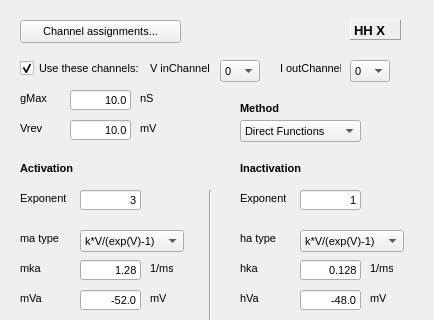
Old version of the form src/gui/AlphaBetaHHDlg.ui in the repository CompEphys-team/stdpc; both pictures show x 0 to 434 and y 0 to 320 of the 434 by 539 pixel window.
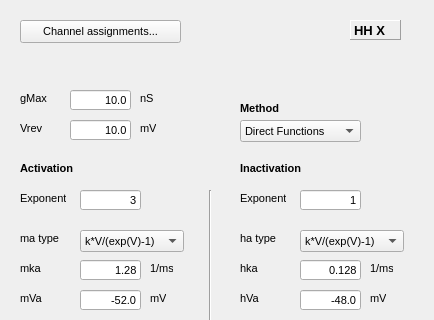
New version of the form.

Commit message:
Deprecated legacy channel assignments for good
GUI changes are limited to removing legacy elements in preparation for
in-dialog channel assignments

Patch:
```diff
--- a/src/gui/AlphaBetaHHDlg.ui
+++ b/src/gui/AlphaBetaHHDlg.ui
@@ -83,58 +83,6 @@
     <string>HH X</string>
    </property>
   </widget>
-  <widget class="QComboBox" name="VChannelCombo">
-   <property name="geometry">
-    <rect>
-     <x>220</x>
-     <y>60</y>
-     <width>40</width>
-     <height>22</height>
-    </rect>
-   </property>
-   <property name="font">
-    <font>
-     <pointsize>8</pointsize>
-     <weight>50</weight>
-     <bold>false</bold>
-    </font>
-   </property>
-   <item>
-    <property name="text">
-     <string>0</string>
-    </property>
-   </item>
-   <item>
-    <property name="text">
-     <string>1</string>
-    </property>
-   </item>
-   <item>
-    <property name="text">
-     <string>SG</string>
-    </property>
-   </item>
-  </widget>
-  <widget class="QLabel" name="label_2">
-   <property name="geometry">
-    <rect>
-     <x>150</x>
-     <y>60</y>
-     <width>61</width>
-     <height>16</height>
-    </rect>
-   </property>
-   <property name="font">
-    <font>
-     <pointsize>8</pointsize>
-     <weight>50</weight>
-     <bold>false</bold>
-    </font>
-   </property>
-   <property name="text">
-    <string>V inChannel</string>
-   </property>
-  </widget>
   <widget class="QLabel" name="label_4">
    <property name="geometry">
     <rect>
@@ -922,53 +870,6 @@
     <string>mV</string>
    </property>
   </widget>
-  <widget class="QLabel" name="label_3">
-   <property name="geometry">
-    <rect>
-     <x>280</x>
-     <y>60</y>
-     <width>61</width>
-     <height>16</height>
-    </rect>
-   </property>
-   <property name="font">
-    <font>
-     <pointsize>8</pointsize>
-     <weight>50</weight>
-     <bold>false</bold>
-    </font>
-   </property>
-   <property name="text">
-    <string>I outChannel</string>
-   </property>
-  </widget>
-  <widget class="QComboBox" name="IChannelCombo">
-   <property name="geometry">
-    <rect>
-     <x>350</x>
-     <y>60</y>
-     <width>40</width>
-     <height>22</height>
-    </rect>
-   </property>
-   <property name="font">
-    <font>
-     <pointsize>8</pointsize>
-     <weight>50</weight>
-     <bold>false</bold>
-    </font>
-   </property>
-   <item>
-    <property name="text">
-     <string>0</string>
-    </property>
-   </item>
-   <item>
-    <property name="text">
-     <string>1</string>
-    </property>
-   </item>
-  </widget>
   <widget class="QComboBox" name="LUCombo">
    <property name="geometry">
     <rect>
@@ -1198,22 +1099,6 @@
     <string>hb type</string>
    </property>
   </widget>
-  <widget class="QCheckBox" name="cbUseLegacy">
-   <property name="geometry">
-    <rect>
-     <x>20</x>
-     <y>60</y>
-     <width>121</width>
-     <height>17</height>
-    </rect>
-   </property>
-   <property name="text">
-    <string>Use these channels:</string>
-   </property>
-   <property name="checked">
-    <bool>true</bool>
-   </property>
-  </widget>
   <widget class="QPushButton" name="btnAssign">
    <property name="geometry">
     <rect>
```
The commit also changes 33 other files.
